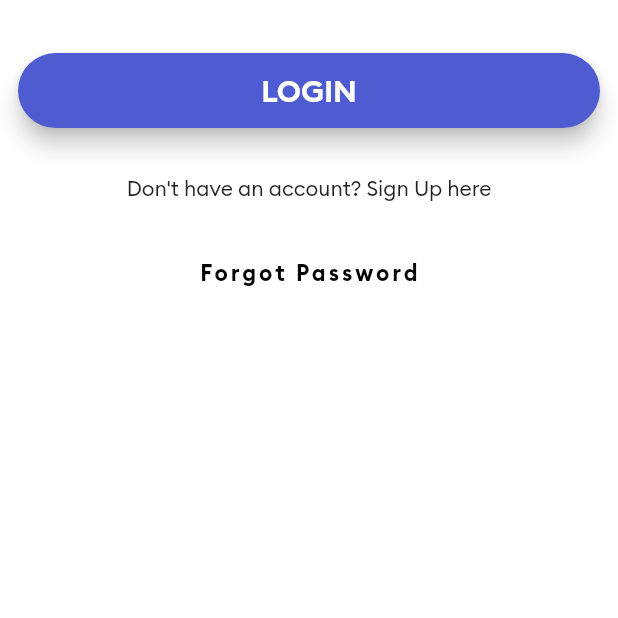
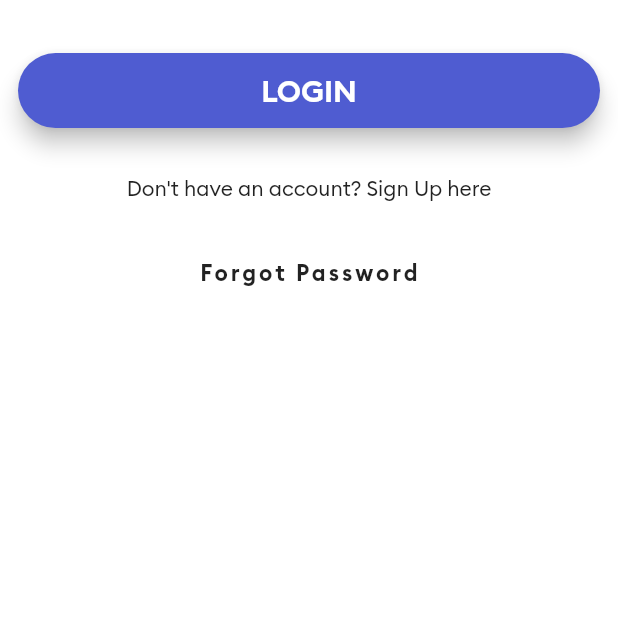
Before and after one commit to Nimish98/G_taxi-final, a Flutter app: the LoginPage screen opened by its route, on a phone screen of 412 x 824 dp, the part 618-1236 px from its top. Run offline on Flutter 3.47's test engine with Material 2 defaults, Android fonts, the phone set to English and light mode, and no system bars; our stand-ins replace animated_text_kit, cloud_firestore, connectivity, firebase_auth, firebase_core, firebase_database and 6 more; missing offline and left inert: flutter_polyline_points; accounts and stored records are empty.

Commit message:
Formatted Code - 2

```diff
--- a/lib/Screens/User/LoginPage.dart
+++ b/lib/Screens/User/LoginPage.dart
@@ -246,7 +246,7 @@ if(user!=null && auth.currentUser.uid!=null){
                       ),
                     ),
                   style: TextButton.styleFrom(
-                      primary: Colors.black
+                      primary: Colors.black87
                   ),
                 ),
               ],
```
